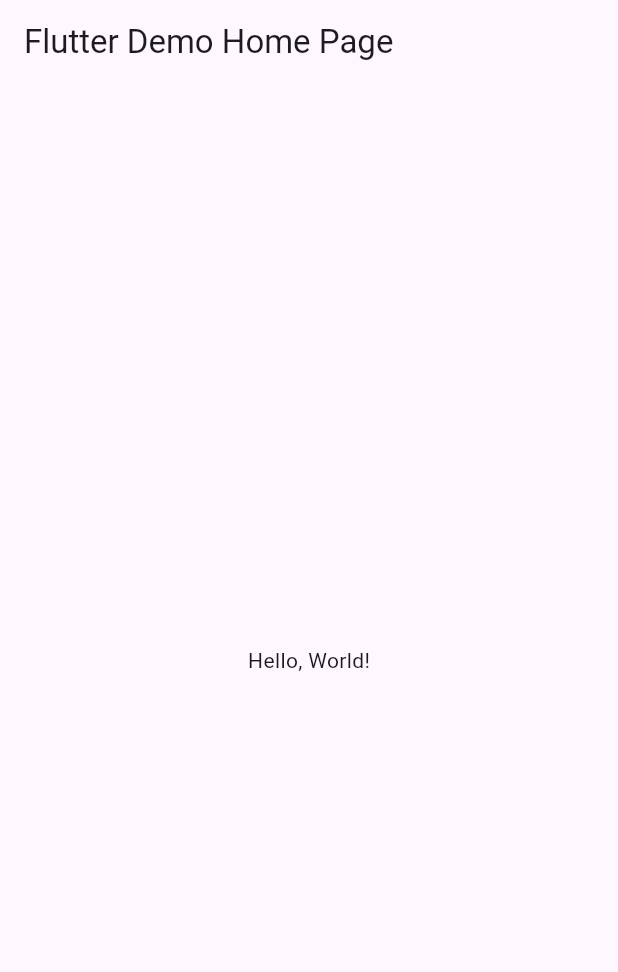
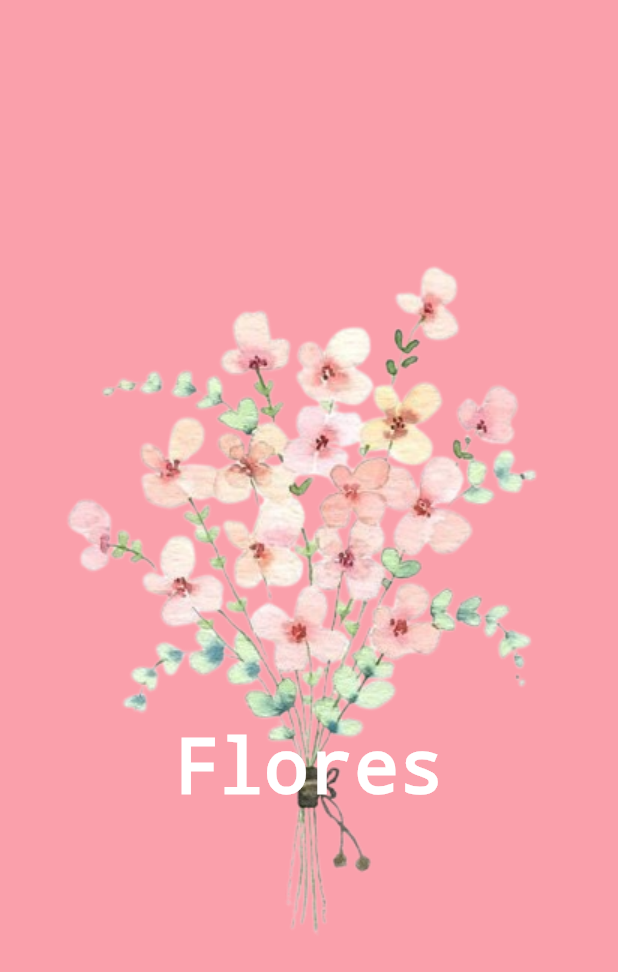
Before and after one commit to HenryGFiedler/Floricultura, a Flutter app: the screen it shows after launch, on a phone screen of 412 x 824 dp. Shown: the top 972 px of the screen. Run offline on Flutter 3.47's test engine with Material 3 defaults, Android fonts, the phone set to English and light mode, and no system bars.

Commit message:
Boot Screen

```diff
--- a/lib/main.dart
+++ b/lib/main.dart
@@ -1,32 +1,17 @@
 import 'package:flutter/material.dart';
+import './screens/boot_screen.dart';
 
 void main() {
-  runApp(MyApp());  // This runs the app
+  runApp(const MainApp());
 }
 
-class MyApp extends StatelessWidget {
+class MainApp extends StatelessWidget {
+  const MainApp({super.key});
+
   @override
   Widget build(BuildContext context) {
-    return MaterialApp(
-      title: 'Flutter Demo',
-      theme: ThemeData(
-        primarySwatch: Colors.blue,
-      ),
-      home: MyHomePage(),
+    return const MaterialApp(
+      home: BootScreen(),
     );
   }
 }
-
-class MyHomePage extends StatelessWidget {
-  @override
-  Widget build(BuildContext context) {
-    return Scaffold(
-      appBar: AppBar(
-        title: Text('Flutter Demo Home Page'),
-      ),
-      body: Center(
-        child: Text('Hello, World!'),
-      ),
-    );
-  }
-}
--- /dev/null
+++ b/lib/screens/boot_screen.dart
@@ -0,0 +1,33 @@
+import 'package:flutter/material.dart';
+
+class BootScreen extends StatelessWidget {
+  const BootScreen({super.key});
+
+  @override
+  Widget build(BuildContext context) {
+    return DecoratedBox(
+      decoration: BoxDecoration(color: Color(0xB8F87C8A)),
+      child: Stack(
+        children: [
+          Center(
+            child: Image.asset("assets/images/logo.png", fit: BoxFit.cover),
+          ),
+          Padding(
+            padding: EdgeInsets.only(top: 200),
+            child: Center(
+              child: Text(
+                "Flores",
+                style: TextStyle(
+                  color: Colors.white,
+                  fontSize: 50,
+                  fontWeight: FontWeight.bold,
+                  decoration: TextDecoration.none,
+                ),
+              ),
+            ),
+          ),
+        ],
+      ),
+    );
+  }
+}
```
